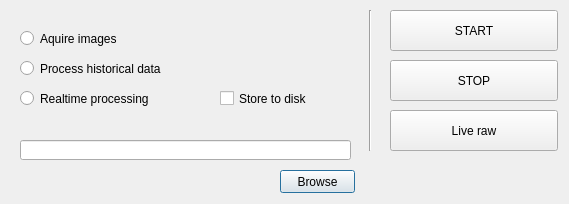
First picture: the form in pysilcam/silcamgui/SilCamController.ui, repository SINTEF/PySilCam, before the edit.
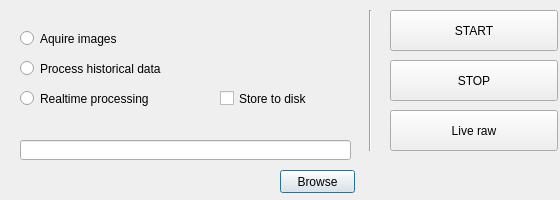
Second picture: the form after the edit.

Commit message: add ability to export nice summary figure from gui, and improve behaviour of acquire controller

Patch:
```diff
--- a/pysilcam/silcamgui/SilCamController.ui
+++ b/pysilcam/silcamgui/SilCamController.ui
@@ -2,14 +2,29 @@
 <ui version="4.0">
  <class>SilCamController</class>
  <widget class="QDialog" name="SilCamController">
+  <property name="enabled">
+   <bool>true</bool>
+  </property>
   <property name="geometry">
    <rect>
     <x>0</x>
     <y>0</y>
-    <width>569</width>
-    <height>204</height>
+    <width>560</width>
+    <height>200</height>
    </rect>
   </property>
+  <property name="sizePolicy">
+   <sizepolicy hsizetype="Fixed" vsizetype="Fixed">
+    <horstretch>0</horstretch>
+    <verstretch>0</verstretch>
+   </sizepolicy>
+  </property>
+  <property name="minimumSize">
+   <size>
+    <width>560</width>
+    <height>200</height>
+   </size>
+  </property>
   <property name="windowTitle">
    <string>Acquisition control</string>
   </property>
```
Left out of the diff: 2 changed lines with no effect on the pictures. The commit also changes 8 other files.
